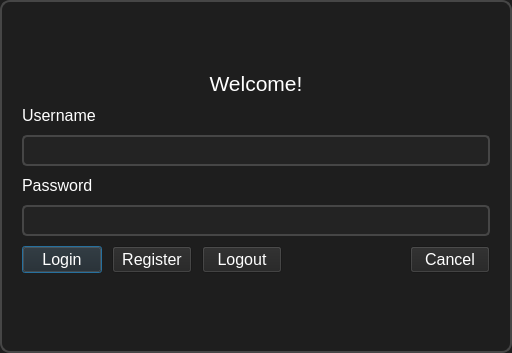
First picture: the form in logindialog.ui, repository alvi-khan/Marshal, before the edit.
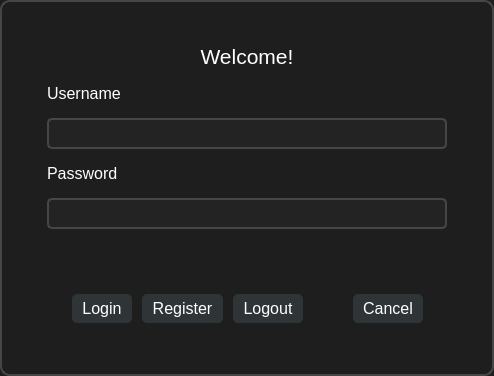
Second picture: the form after the edit.

The edit to the form file:
```diff
--- a/logindialog.ui
+++ b/logindialog.ui
@@ -6,10 +6,22 @@
    <rect>
     <x>0</x>
     <y>0</y>
-    <width>512</width>
-    <height>353</height>
+    <width>494</width>
+    <height>376</height>
    </rect>
   </property>
+  <property name="sizePolicy">
+   <sizepolicy hsizetype="Minimum" vsizetype="Minimum">
+    <horstretch>0</horstretch>
+    <verstretch>0</verstretch>
+   </sizepolicy>
+  </property>
+  <property name="maximumSize">
+   <size>
+    <width>494</width>
+    <height>376</height>
+   </size>
+  </property>
   <property name="font">
    <font>
     <family>Segoe UI</family>
@@ -24,9 +36,13 @@
 	background-color: rgb(30, 30, 30);
 	color: rgb(255, 255, 255);
 }
-QPushButton:hover{
-	background-color: red;
+QPushButton{
+	background-color: rgb(47, 52, 55);
+	border-radius: 5px;
+	padding: 5px 10px 5px 10px;
 }
+QPushButton:hover 
+{ background-color: #3E3E3E; }
 
 </string>
   </property>
@@ -48,10 +64,16 @@
    </property>
    <item>
     <widget class="QFrame" name="frame">
+     <property name="sizePolicy">
+      <sizepolicy hsizetype="Minimum" vsizetype="Minimum">
+       <horstretch>0</horstretch>
+       <verstretch>0</verstretch>
+      </sizepolicy>
+     </property>
      <property name="styleSheet">
       <string notr="true">QFrame#frame {
-	padding-right: 20px;
-	padding-left: 20px;
+	padding-right: 35px;
+	padding-left: 35px;
 	border: 1.5px solid rgb(70, 70, 70);
 	border-radius: 10px;
 }</string>
@@ -64,16 +86,16 @@
      </property>
      <layout class="QVBoxLayout" name="verticalLayout_2">
       <property name="spacing">
-       <number>10</number>
+       <number>15</number>
       </property>
       <property name="leftMargin">
-       <number>0</number>
+       <number>10</number>
       </property>
       <property name="topMargin">
        <number>0</number>
       </property>
       <property name="rightMargin">
-       <number>0</number>
+       <number>10</number>
       </property>
       <item>
        <spacer name="verticalSpacer_2">
@@ -83,7 +105,7 @@
         <property name="sizeHint" stdset="0">
          <size>
           <width>20</width>
-          <height>40</height>
+          <height>0</height>
          </size>
         </property>
        </spacer>
@@ -182,6 +204,31 @@
       </item>
       <item>
        <layout class="QHBoxLayout" name="horizontalLayout">
+        <property name="spacing">
+         <number>10</number>
+        </property>
+        <property name="leftMargin">
+         <number>5</number>
+        </property>
+        <property name="topMargin">
+         <number>50</number>
+        </property>
+        <property name="rightMargin">
+         <number>5</number>
+        </property>
+        <item>
+         <spacer name="horizontalSpacer_2">
+          <property name="orientation">
+           <enum>Qt::Horizontal</enum>
+          </property>
+          <property name="sizeHint" stdset="0">
+           <size>
+            <width>0</width>
+            <height>20</height>
+           </size>
+          </property>
+         </spacer>
+        </item>
         <item>
          <widget class="QPushButton" name="loginBtn">
           <property name="font">
@@ -191,11 +238,7 @@
            </font>
           </property>
           <property name="styleSheet">
-           <string notr="true">QPushButton{background-color: rgb(35, 35, 35);}
-
-
-QPushButton:hover 
-{ background-color: #3E3E3E; }</string>
+           <string notr="true"/>
           </property>
           <property name="text">
            <string>Login</string>
@@ -211,11 +254,7 @@
            </font>
           </property>
           <property name="styleSheet">
-           <string notr="true">QPushButton{background-color: rgb(35, 35, 35);}
-
-
-QPushButton:hover 
-{ background-color: #3E3E3E; }</string>
+           <string notr="true"/>
           </property>
           <property name="text">
            <string>Register</string>
@@ -234,11 +273,7 @@
            </font>
           </property>
           <property name="styleSheet">
-           <string notr="true">QPushButton{background-color: rgb(35, 35, 35);}
-
-
-QPushButton:hover 
-{ background-color: #3E3E3E; }</string>
+           <string notr="true"/>
           </property>
           <property name="text">
            <string>Logout</string>
@@ -267,17 +302,26 @@
            </font>
           </property>
           <property name="styleSheet">
-           <string notr="true">QPushButton{background-color: rgb(35, 35, 35);}
-
-
-QPushButton:hover 
-{ background-color: #3E3E3E; }</string>
+           <string notr="true"/>
           </property>
           <property name="text">
            <string>Cancel</string>
           </property>
          </widget>
         </item>
+        <item>
+         <spacer name="horizontalSpacer_3">
+          <property name="orientation">
+           <enum>Qt::Horizontal</enum>
+          </property>
+          <property name="sizeHint" stdset="0">
+           <size>
+            <width>0</width>
+            <height>20</height>
+           </size>
+          </property>
+         </spacer>
+        </item>
        </layout>
       </item>
       <item>
@@ -288,7 +332,7 @@
         <property name="sizeHint" stdset="0">
          <size>
           <width>20</width>
-          <height>40</height>
+          <height>0</height>
          </size>
         </property>
        </spacer>
```
